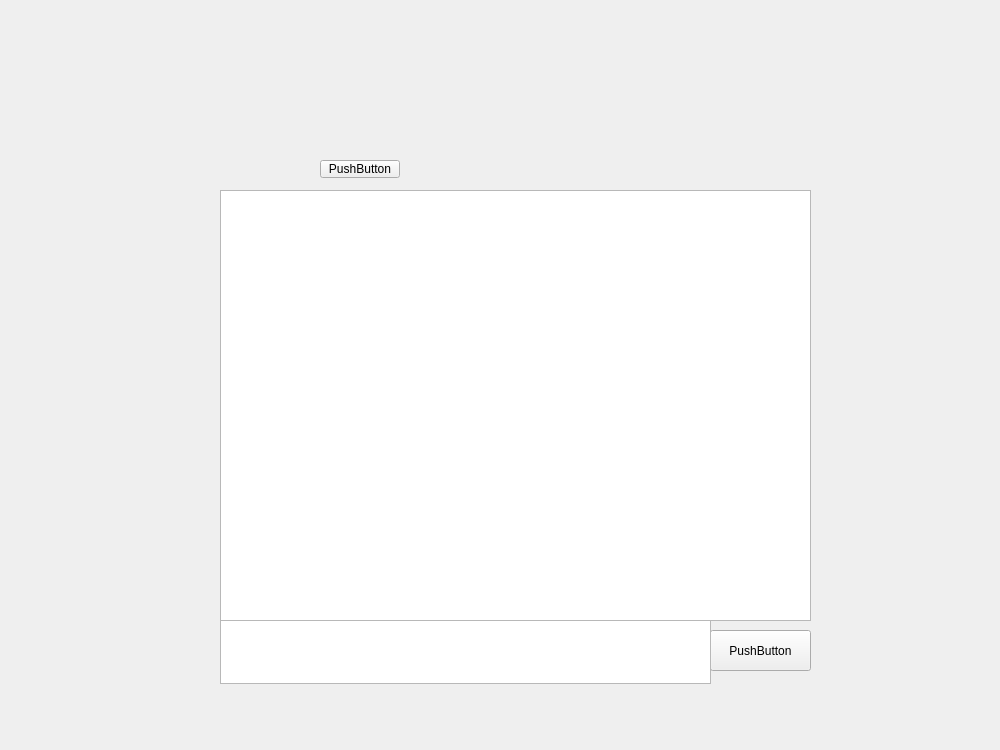
Qt form Cafe/chat_window.ui (smoker114514/XueLian666) before a commit.
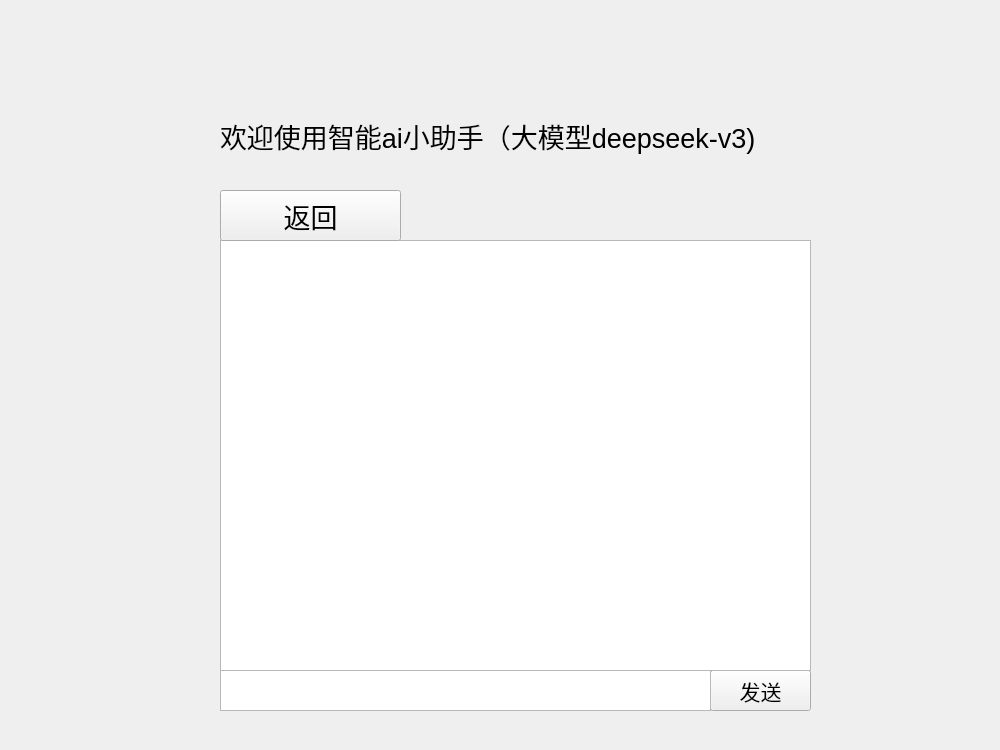
The same form after that commit.

Diff of the .ui file:
```diff
--- a/Cafe/chat_window.ui
+++ b/Cafe/chat_window.ui
@@ -13,24 +13,34 @@
   <property name="windowTitle">
    <string>Form</string>
   </property>
+  <property name="styleSheet">
+   <string notr="true">Qlabel#label{
+	color: rgb(255, 148, 168);
+}</string>
+  </property>
   <widget class="QPushButton" name="sendButton">
    <property name="geometry">
     <rect>
      <x>710</x>
-     <y>630</y>
+     <y>670</y>
      <width>101</width>
      <height>41</height>
     </rect>
    </property>
+   <property name="font">
+    <font>
+     <pointsize>16</pointsize>
+    </font>
+   </property>
    <property name="text">
-    <string>PushButton</string>
+    <string>发送</string>
    </property>
   </widget>
   <widget class="QTextEdit" name="chatDisplay">
    <property name="geometry">
     <rect>
      <x>220</x>
-     <y>190</y>
+     <y>240</y>
      <width>591</width>
      <height>431</height>
     </rect>
@@ -40,23 +50,46 @@
    <property name="geometry">
     <rect>
      <x>220</x>
-     <y>620</y>
+     <y>670</y>
      <width>491</width>
-     <height>64</height>
+     <height>41</height>
     </rect>
    </property>
   </widget>
   <widget class="QPushButton" name="backButton">
    <property name="geometry">
     <rect>
-     <x>320</x>
-     <y>160</y>
-     <width>80</width>
-     <height>18</height>
+     <x>220</x>
+     <y>190</y>
+     <width>181</width>
+     <height>51</height>
     </rect>
    </property>
+   <property name="font">
+    <font>
+     <pointsize>20</pointsize>
+    </font>
+   </property>
    <property name="text">
-    <string>PushButton</string>
+    <string>返回</string>
+   </property>
+  </widget>
+  <widget class="QLabel" name="label">
+   <property name="geometry">
+    <rect>
+     <x>220</x>
+     <y>110</y>
+     <width>601</width>
+     <height>51</height>
+    </rect>
+   </property>
+   <property name="font">
+    <font>
+     <pointsize>20</pointsize>
+    </font>
+   </property>
+   <property name="text">
+    <string>欢迎使用智能ai小助手（大模型deepseek-v3)</string>
    </property>
   </widget>
  </widget>
```
